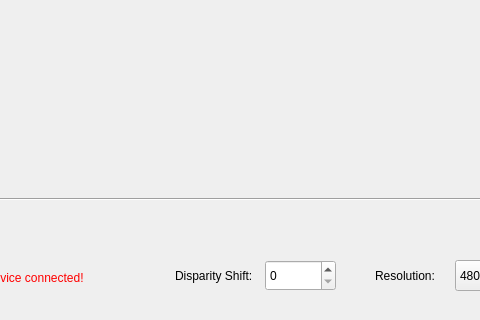
Old version of the form Realsense Recorder/windowview.ui in the repository rdelgiudi/narzedzia-praca-magisterska-klasyfikator; both pictures show x 255 to 735 and y 360 to 680 of the 1045 by 680 pixel window.
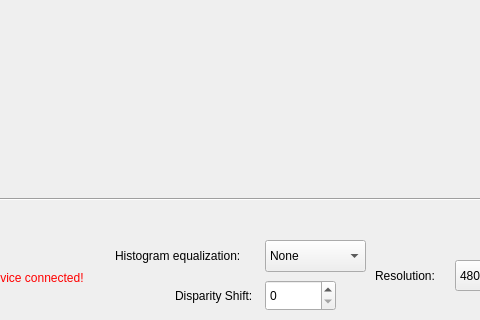
New version of the form.

Commit message: opencv histogram equalization

The edit to the form file:
```diff
--- a/Realsense Recorder/windowview.ui
+++ b/Realsense Recorder/windowview.ui
@@ -151,7 +151,7 @@
     <property name="geometry">
      <rect>
       <x>430</x>
-      <y>620</y>
+      <y>640</y>
       <width>91</width>
       <height>31</height>
      </rect>
@@ -164,7 +164,7 @@
     <property name="geometry">
      <rect>
       <x>520</x>
-      <y>620</y>
+      <y>640</y>
       <width>71</width>
       <height>31</height>
      </rect>
@@ -192,6 +192,44 @@
      <enum>Qt::AutoText</enum>
     </property>
    </widget>
+   <widget class="QLabel" name="resolutionLabel_3">
+    <property name="geometry">
+     <rect>
+      <x>370</x>
+      <y>600</y>
+      <width>151</width>
+      <height>31</height>
+     </rect>
+    </property>
+    <property name="text">
+     <string>Histogram equalization:</string>
+    </property>
+   </widget>
+   <widget class="QComboBox" name="histogramBox">
+    <property name="geometry">
+     <rect>
+      <x>520</x>
+      <y>600</y>
+      <width>101</width>
+      <height>32</height>
+     </rect>
+    </property>
+    <item>
+     <property name="text">
+      <string>None</string>
+     </property>
+    </item>
+    <item>
+     <property name="text">
+      <string>Realsense</string>
+     </property>
+    </item>
+    <item>
+     <property name="text">
+      <string>OpenCV</string>
+     </property>
+    </item>
+   </widget>
   </widget>
  </widget>
  <resources/>
```
The commit also changes 2 other files.
